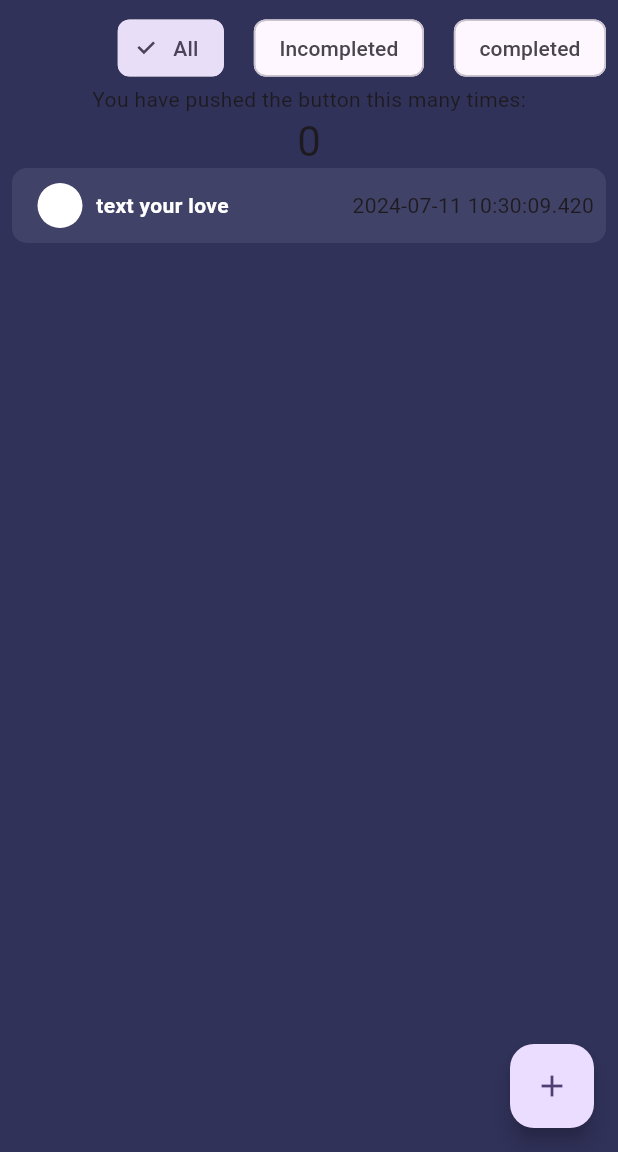
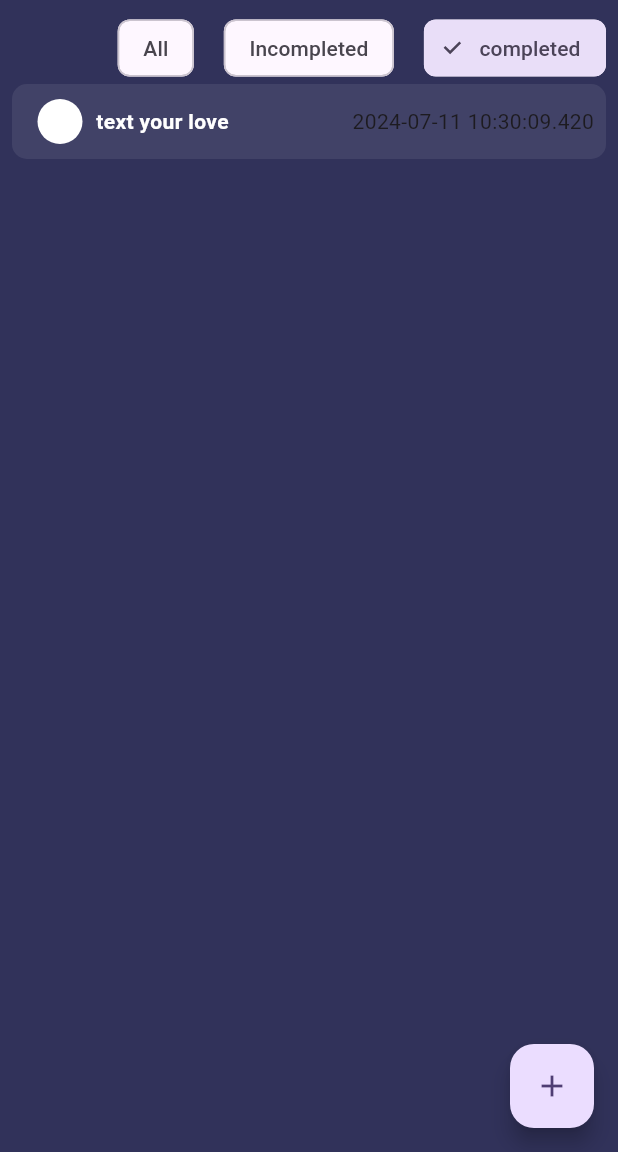
Before and after one commit to danoritic/flutter_todo_list_app, a Flutter app: the screen it shows after launch, after a tap on "Incompleted", after a tap on "completed", on a phone screen of 412 x 824 dp, the part 84-1236 px from its top. Run offline on Flutter 3.47's test engine with Material 3 defaults, Android fonts, the phone set to English and light mode, and no system bars; statements that could not run were skipped.

```diff
--- a/lib/main.dart
+++ b/lib/main.dart
@@ -58,6 +58,8 @@ class MyHomePage extends StatefulWidget {
 
 class _MyHomePageState extends State<MyHomePage> {
   int _counter = 0;
+  List listOfCompletedTasks = [];
+  List listOfAllTasks = [];
 
   void _incrementCounter() {
     setState(() {
@@ -97,6 +99,7 @@ class _MyHomePageState extends State<MyHomePage> {
           padding: const EdgeInsets.all(8.0),
           child: Column(
             children: [
+              Container(decoration: BoxDecoration(color: colbla)),
               Row(
                 mainAxisAlignment: MainAxisAlignment.end,
                 children: [
@@ -113,7 +116,7 @@ class _MyHomePageState extends State<MyHomePage> {
                     label: Text("Incompleted"),
                     selected: selectedChip == 1,
                     onSelected: (value) {
-                      selectedChip = 0;
+                      selectedChip = 1;
                       setState(() {});
                     },
                   ),
@@ -122,7 +125,7 @@ class _MyHomePageState extends State<MyHomePage> {
                     label: Text("completed"),
                     selected: selectedChip == 2,
                     onSelected: (value) {
-                      selectedChip = 0;
+                      selectedChip = 2;
                       setState(() {});
                     },
                   ),
@@ -144,13 +147,6 @@ class _MyHomePageState extends State<MyHomePage> {
                 // wireframe for each widget.
                 mainAxisAlignment: MainAxisAlignment.center,
                 children: <Widget>[
-                  const Text(
-                    'You have pushed the button this many times:',
-                  ),
-                  Text(
-                    '$_counter',
-                    style: Theme.of(context).textTheme.headlineMedium,
-                  ),
                   TodoWidget(
                       isInitiallySelected: false,
                       text: "text your love",
```
